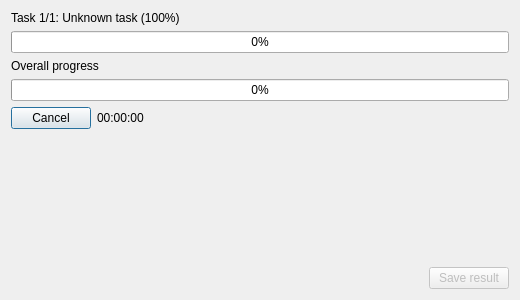
GRAPHENE9932/ImageUpscalerQt, file src/windows/TasksWaitingDialog.ui: the form before one commit.
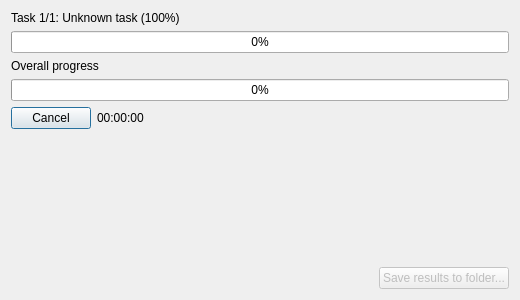
The form after the commit. Icons and pictures are not drawn.

What changed in the file:
```diff
--- a/src/windows/TasksWaitingDialog.ui
+++ b/src/windows/TasksWaitingDialog.ui
@@ -103,7 +103,10 @@
         <bool>false</bool>
        </property>
        <property name="text">
-        <string>Save result</string>
+        <string>Save results to folder...</string>
+       </property>
+       <property name="icon">
+        <iconset theme="document-save"/>
        </property>
       </widget>
      </item>
```
